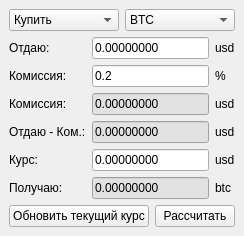
The window that ycalc.ui (mppks/ycalc) describes before a commit, drawn with Qt 5.
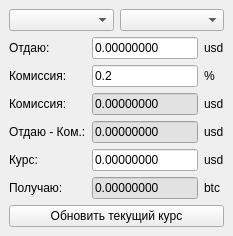
The same window after the commit.

```diff
--- a/ycalc.ui
+++ b/ycalc.ui
@@ -25,32 +25,10 @@
     <item>
      <layout class="QHBoxLayout" name="horizontalLayout_7">
       <item>
-       <widget class="QComboBox" name="directionBox">
-        <item>
-         <property name="text">
-          <string>Купить</string>
-         </property>
-        </item>
-        <item>
-         <property name="text">
-          <string>Продать</string>
-         </property>
-        </item>
-       </widget>
+       <widget class="QComboBox" name="directionBox"/>
       </item>
       <item>
-       <widget class="QComboBox" name="currencyBox">
-        <item>
-         <property name="text">
-          <string>BTC</string>
-         </property>
-        </item>
-        <item>
-         <property name="text">
-          <string>ETH</string>
-         </property>
-        </item>
-       </widget>
+       <widget class="QComboBox" name="currencyBox"/>
       </item>
      </layout>
     </item>
@@ -275,13 +253,6 @@
         </property>
        </widget>
       </item>
-      <item>
-       <widget class="QPushButton" name="calculateButton">
-        <property name="text">
-         <string>Рассчитать</string>
-        </property>
-       </widget>
-      </item>
      </layout>
     </item>
    </layout>
```
